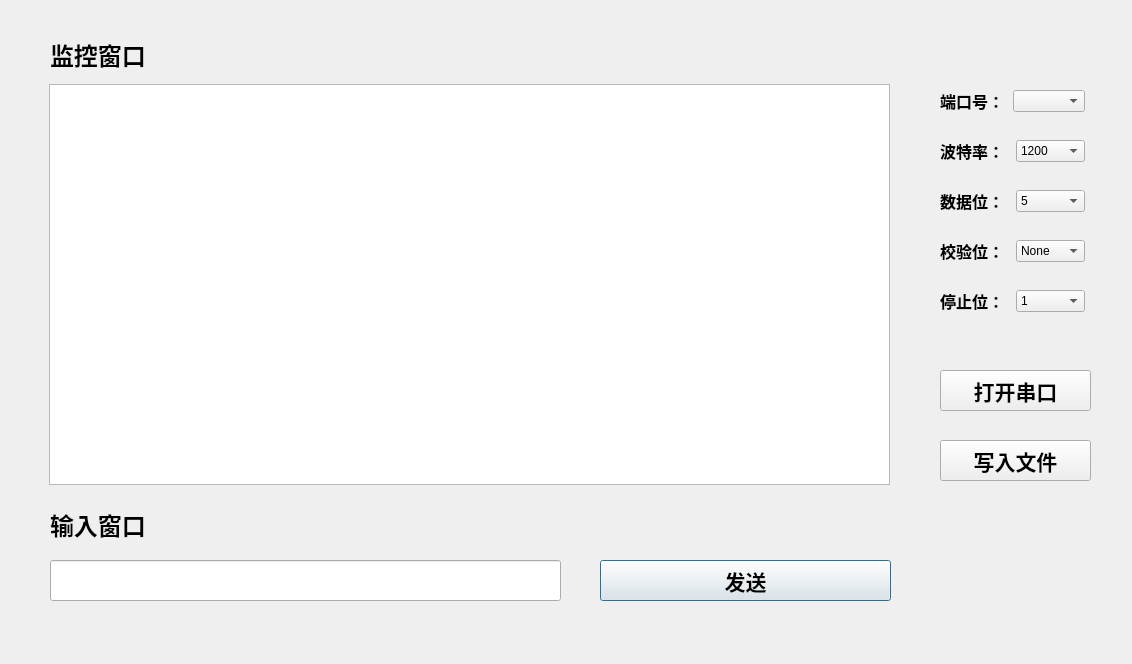
Above: Serialport/usr.ui from giottolee/SerialPort before the change. Below: the same form after it.
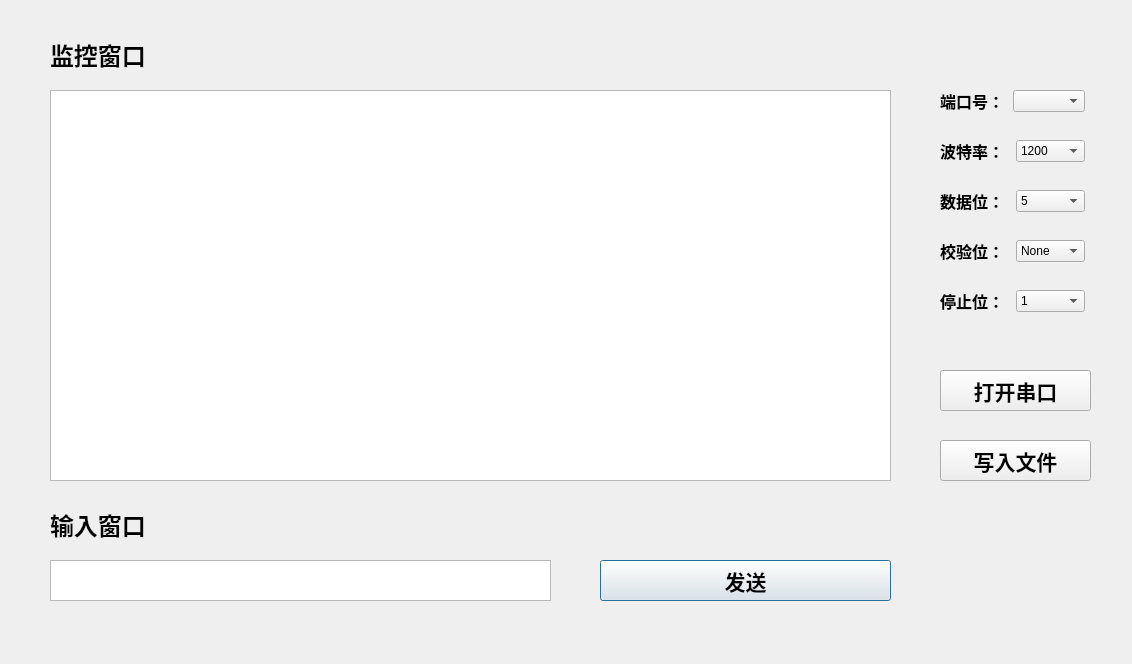
That is the form after the change.

Commit message: 增加了串口调试器界面的功能实现

The edit to the form file:
```diff
--- a/Serialport/usr.ui
+++ b/Serialport/usr.ui
@@ -34,16 +34,6 @@
     <string>监控窗口</string>
    </property>
   </widget>
-  <widget class="QTextBrowser" name="textBrowser">
-   <property name="geometry">
-    <rect>
-     <x>49</x>
-     <y>84</y>
-     <width>841</width>
-     <height>401</height>
-    </rect>
-   </property>
-  </widget>
   <widget class="QLabel" name="label_2">
    <property name="geometry">
     <rect>
@@ -65,27 +55,6 @@
     <string>输入窗口</string>
    </property>
   </widget>
-  <widget class="QLineEdit" name="lineEdit">
-   <property name="geometry">
-    <rect>
-     <x>50</x>
-     <y>560</y>
-     <width>511</width>
-     <height>41</height>
-    </rect>
-   </property>
-   <property name="font">
-    <font>
-     <family>Arial</family>
-     <pointsize>14</pointsize>
-     <weight>75</weight>
-     <bold>true</bold>
-    </font>
-   </property>
-   <property name="text">
-    <string>                                             </string>
-   </property>
-  </widget>
   <widget class="QPushButton" name="send">
    <property name="geometry">
     <rect>
@@ -149,7 +118,7 @@
     <string>写入文件</string>
    </property>
   </widget>
-  <widget class="QWidget" name="">
+  <widget class="QWidget" name="layoutWidget">
    <property name="geometry">
     <rect>
      <x>940</x>
@@ -179,7 +148,7 @@
     </item>
    </layout>
   </widget>
-  <widget class="QWidget" name="">
+  <widget class="QWidget" name="layoutWidget">
    <property name="geometry">
     <rect>
      <x>940</x>
@@ -235,7 +204,7 @@
     </item>
    </layout>
   </widget>
-  <widget class="QWidget" name="">
+  <widget class="QWidget" name="layoutWidget">
    <property name="geometry">
     <rect>
      <x>940</x>
@@ -286,7 +255,7 @@
     </item>
    </layout>
   </widget>
-  <widget class="QWidget" name="">
+  <widget class="QWidget" name="layoutWidget">
    <property name="geometry">
     <rect>
      <x>940</x>
@@ -342,7 +311,7 @@
     </item>
    </layout>
   </widget>
-  <widget class="QWidget" name="">
+  <widget class="QWidget" name="layoutWidget">
    <property name="geometry">
     <rect>
      <x>940</x>
@@ -383,6 +352,38 @@
     </item>
    </layout>
   </widget>
+  <widget class="QTextEdit" name="inputEdit">
+   <property name="geometry">
+    <rect>
+     <x>50</x>
+     <y>560</y>
+     <width>501</width>
+     <height>41</height>
+    </rect>
+   </property>
+   <property name="font">
+    <font>
+     <family>Arial</family>
+     <pointsize>16</pointsize>
+    </font>
+   </property>
+  </widget>
+  <widget class="QTextEdit" name="outputEdit">
+   <property name="geometry">
+    <rect>
+     <x>50</x>
+     <y>90</y>
+     <width>841</width>
+     <height>391</height>
+    </rect>
+   </property>
+   <property name="font">
+    <font>
+     <family>Arial</family>
+     <pointsize>16</pointsize>
+    </font>
+   </property>
+  </widget>
  </widget>
  <resources/>
  <connections/>
```
The commit also changes 4 other files.
